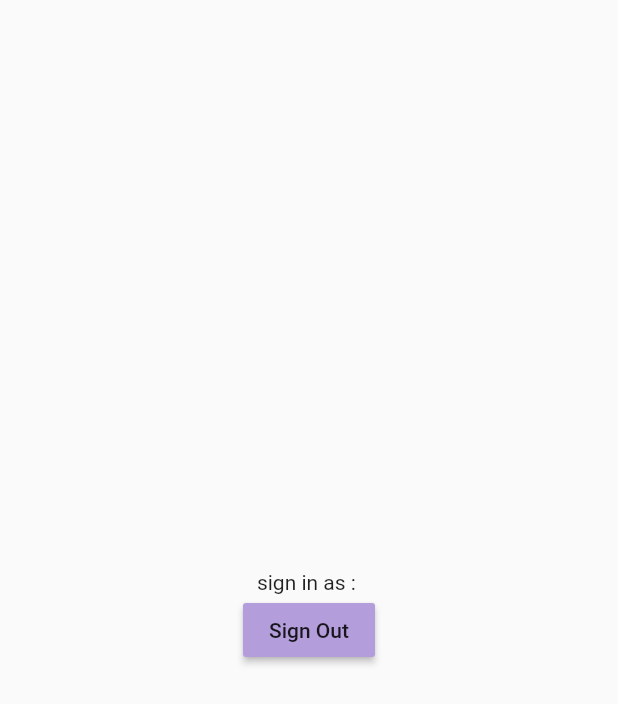
After one commit to anhnguyen-cpu/chap9_createdetail, a Flutter app: the screen it shows once a user with an empty profile is signed in, after a tap on "Sign Out", on a phone screen of 412 x 824 dp. The commit adds this screen. Shown: the top 704 px of the screen. Run offline on Flutter 3.47's test engine with Material 2 defaults, Android fonts, the phone set to English and light mode, and no system bars; our stand-ins replace firebase_auth, firebase_core; accounts and stored records are empty; network calls fail.

Commit message:
second commit

```diff
--- /dev/null
+++ b/lib/home_page.dart
@@ -0,0 +1,32 @@
+import 'package:firebase_auth/firebase_auth.dart';
+import 'package:flutter/material.dart';
+
+class HomePage extends StatefulWidget {
+  const HomePage({super.key});
+
+  @override
+  State<HomePage> createState() => _HomePageState();
+}
+
+class _HomePageState extends State<HomePage> {
+  final user = FirebaseAuth.instance.currentUser!;
+  @override
+  Widget build(BuildContext context) {
+    return Scaffold(
+      body: Center(
+          child: Column(
+        mainAxisAlignment: MainAxisAlignment.center,
+        children: [
+          Text("sign in as : " + user.email!),
+          MaterialButton(
+            onPressed: () {
+              FirebaseAuth.instance.signOut();
+            },
+            color: Colors.deepPurple[200],
+            child: Text('Sign Out'),
+          )
+        ],
+      )),
+    );
+  }
+}
--- a/lib/login_page.dart
+++ b/lib/login_page.dart
@@ -1,3 +1,4 @@
+import 'package:firebase_auth/firebase_auth.dart';
 import 'package:flutter/material.dart';
 
 class LoginPage extends StatefulWidget {
@@ -8,11 +9,30 @@
 }
 
 class _LoginPageState extends State<LoginPage> {
+  // text controller
+  final _emailController = TextEditingController();
+  final _passwordController = TextEditingController();
+
+  Future signIn() async {
+    await FirebaseAuth.instance.signInWithEmailAndPassword(
+      email: _emailController.text.trim(),
+      password: _passwordController.text.trim(),
+    );
+  }
+
+  @override
+  void dispose() {
+    _emailController.dispose();
+    _passwordController.dispose();
+    super.dispose();
+  }
+
   @override
   Widget build(BuildContext context) {
     return Scaffold(
       backgroundColor: Colors.grey[200],
       body: SafeArea(
+          child: SingleChildScrollView(
         child: Column(
           mainAxisAlignment: MainAxisAlignment.center,
           children: [
@@ -46,6 +66,7 @@
             Padding(
               padding: const EdgeInsets.symmetric(horizontal: 25.0),
               child: TextField(
+                controller: _emailController,
                 decoration: InputDecoration(
                   enabledBorder: OutlineInputBorder(
                     borderSide: BorderSide(color: Colors.white),
@@ -68,6 +89,7 @@
             Padding(
               padding: const EdgeInsets.symmetric(horizontal: 25.0),
               child: TextField(
+                controller: _passwordController,
                 obscureText: true,
                 decoration: InputDecoration(
                   enabledBorder: OutlineInputBorder(
@@ -91,6 +113,8 @@
             ///sign in button
             Padding(
               padding: const EdgeInsets.symmetric(horizontal: 25.0),
+              child: GestureDetector(
+                onTap: signIn,
                 child: Container(
                   padding: EdgeInsets.all(20),
                   decoration: BoxDecoration(
@@ -107,6 +131,7 @@
                   ),
                 ),
               ),
+            ),
             SizedBox(
               height: 25,
             ),
@@ -117,12 +142,13 @@
                     style: TextStyle(fontWeight: FontWeight.bold)),
                 Text(
                   ' Register now',
-                style:
-                    TextStyle(color: Colors.blue, fontWeight: FontWeight.bold),
+                  style: TextStyle(
+                      color: Colors.blue, fontWeight: FontWeight.bold),
                 ),
               ],
             )
           ],
+        ),
       )),
     );
   }
--- a/lib/main.dart
+++ b/lib/main.dart
@@ -1,7 +1,11 @@
-import 'package:ffbasic/login_page.dart';
+import 'package:ffbasic/main_page.dart';
 import 'package:flutter/material.dart';
+import 'package:firebase_core/firebase_core.dart';
 
-void main() {
+void main() async {
+  WidgetsFlutterBinding.ensureInitialized();
+  await Firebase.initializeApp();
+
   runApp(const MyApp());
 }
 
@@ -13,7 +17,7 @@
   Widget build(BuildContext context) {
     return MaterialApp(
       debugShowCheckedModeBanner: false,
-      home: LoginPage(),
+      home: MainPage(),
     );
   }
 }
--- /dev/null
+++ b/lib/main_page.dart
@@ -0,0 +1,24 @@
+import 'package:ffbasic/home_page.dart';
+import 'package:ffbasic/login_page.dart';
+import 'package:firebase_auth/firebase_auth.dart';
+import 'package:flutter/material.dart';
+
+class MainPage extends StatelessWidget {
+  const MainPage({super.key});
+
+  @override
+  Widget build(BuildContext context) {
+    return Scaffold(
+      body: StreamBuilder<User?>(
+        stream: FirebaseAuth.instance.authStateChanges(),
+        builder: (context, snapshot) {
+          if (snapshot.hasData) {
+            return HomePage();
+          } else {
+            return LoginPage();
+          }
+        },
+      ),
+    );
+  }
+}
--- a/pubspec.yaml
+++ b/pubspec.yaml
@@ -35,7 +35,7 @@
   # The following adds the Cupertino Icons font to your application.
   # Use with the CupertinoIcons class for iOS style icons.
   cupertino_icons: ^1.0.2
-  google_fonts: ^5.1.0
+  firebase_auth: ^4.9.0
 
 dev_dependencies:
   flutter_test:
```
Also changed, not shown: pubspec.lock, 6 other files. Lines whose indentation alone changed are shown as unchanged.
